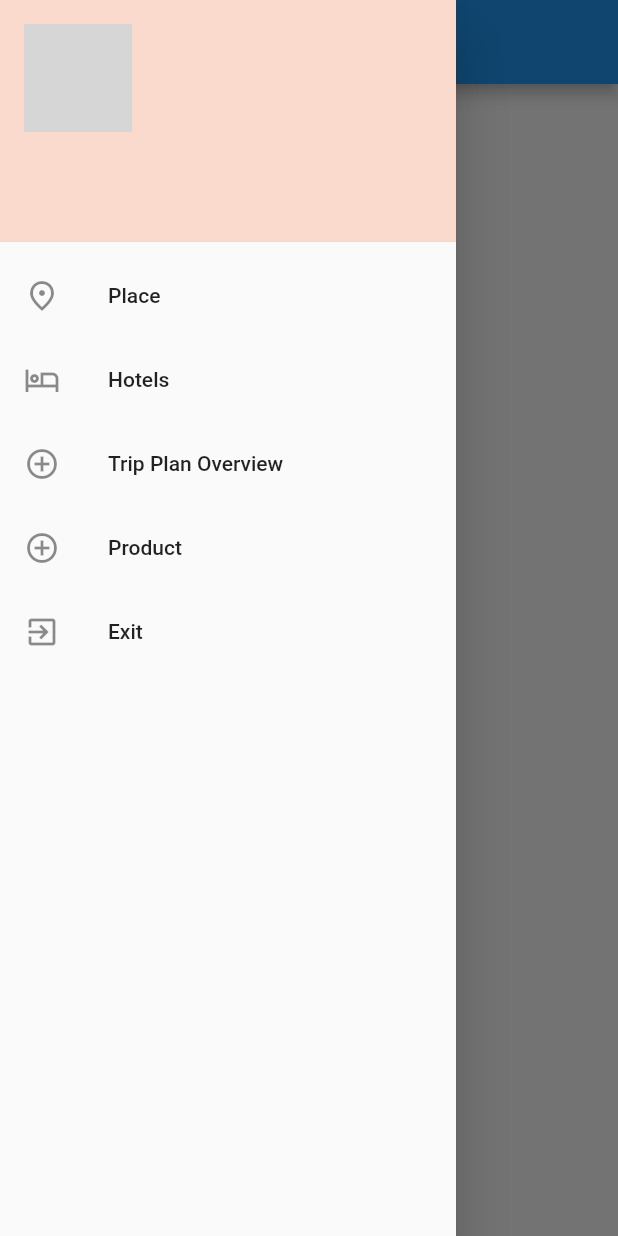
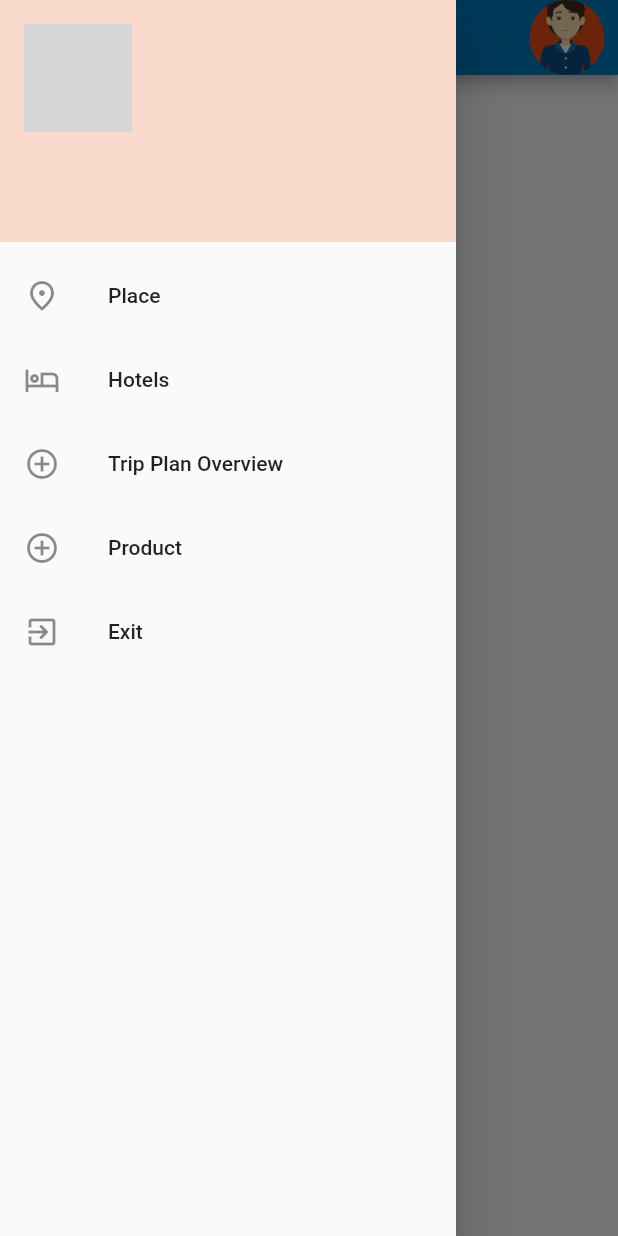
Before and after one commit to KryssNa/TripDash, a Flutter app: the screen it shows after launch, with the side drawer open, on a phone screen of 412 x 824 dp. Run offline on Flutter 3.47's test engine with Material 2 defaults, Android fonts, the phone set to English and light mode, and no system bars; our stand-ins replace cloud_firestore, curved_labeled_navigation_bar, firebase_auth, firebase_core, firebase_storage, fluttertoast and 2 more; accounts and stored records are empty; grey boxes are pictures that could not be loaded.

```diff
--- a/lib/Screens/UserScreen/ViewProducts/ViewProducts.dart
+++ b/lib/Screens/UserScreen/ViewProducts/ViewProducts.dart
@@ -1,4 +1,5 @@
 import 'package:flutter/material.dart';
+import 'package:tripdash/Screens/UserScreen/app_bar.dart';
 
 import '../user_app_drawer.dart';
 
@@ -15,7 +16,10 @@ class _ViewProductsState extends State<ViewProducts> {
   Widget build(BuildContext context) {
     return Scaffold(
       drawer: const UserAppDrawer(),
-      appBar: AppBar(),
+      appBar: const PreferredSize(
+        preferredSize: Size.fromHeight(50), // Change the height as desired
+        child: AppBarWidget(avatar: 'Assets/avatars/av_1.png'),
+      ),
     );
   }
 }
```
